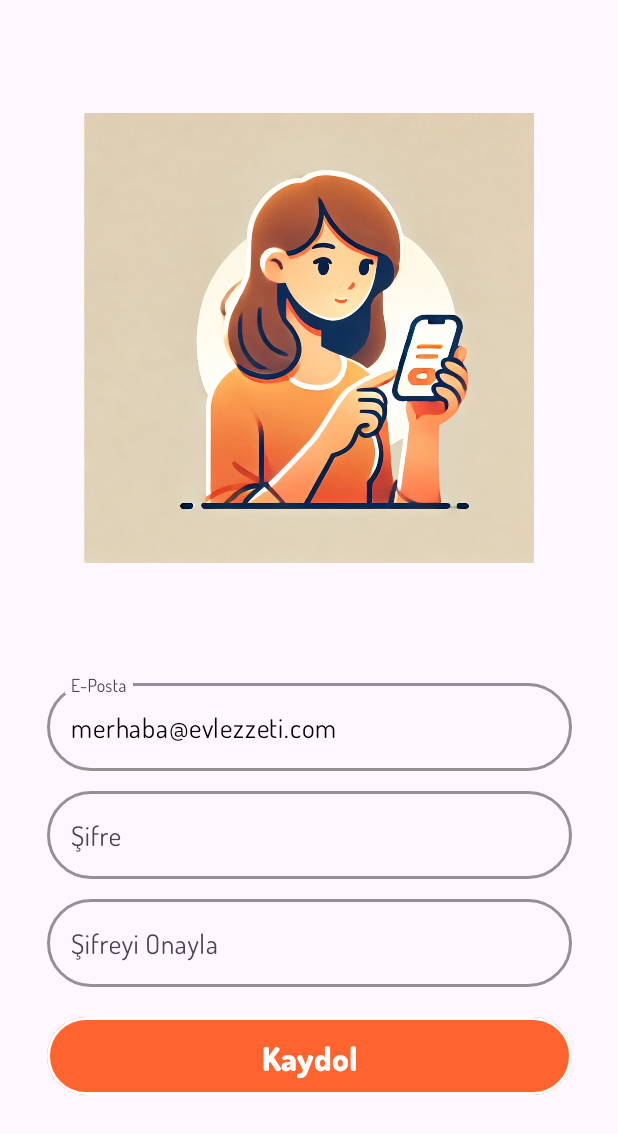
After one commit to MustafaUmutIdam/EvLezzeti, an Android app: the EPostaKaydolFragment screen opened through its navigation route, on a phone screen of 412 x 824 dp. The commit adds this screen. Shown: the top 1134 px of the screen. Run offline under Robolectric (Android 15) with nearby library versions, the phone set to English and light mode, and no system bars; our stand-ins replace Dagger/Hilt's generated code, Firebase (no records; nobody signed in at launch, a user with empty details on screens opened directly).

Commit message:
Firestore icin ePostaAuth. baglantısı ve arayüzü tamamlandı.

```diff
--- a/app/build.gradle.kts
+++ b/app/build.gradle.kts
@@ -68,6 +68,8 @@ dependencies {
     kapt(libs.dagger.hilt.android.compiler)
     implementation(platform("com.google.firebase:firebase-bom:33.10.0"))
     implementation("com.google.firebase:firebase-firestore:25.1.1")
+    implementation ("com.google.firebase:firebase-auth-ktx:22.3.1")
+    implementation(platform("com.google.firebase:firebase-bom:33.10.0"))
 
 }
 kapt {
--- a/app/src/main/AndroidManifest.xml
+++ b/app/src/main/AndroidManifest.xml
@@ -15,11 +15,12 @@
         tools:targetApi="31">
         <activity
             android:name=".BottomNavActivity"
-            android:exported="false" />
+            android:exported="false"
+            android:windowSoftInputMode="adjustPan"/>
         <activity
             android:name=".MainActivity"
             android:exported="true"
-            android:windowSoftInputMode="adjustResize">
+            android:windowSoftInputMode="adjustPan">
             <intent-filter>
                 <action android:name="android.intent.action.MAIN" />
 
--- a/app/src/main/java/com/example/evlezzeti/ui/fragment/girissayfasi/GirisYapFragment.kt
+++ b/app/src/main/java/com/example/evlezzeti/ui/fragment/girissayfasi/GirisYapFragment.kt
@@ -55,6 +55,11 @@ class GirisYapFragment : Fragment() {
             }
         }
 
+        // EPostaKaydol gecis
+        binding.ePostaKaydolButton.setOnClickListener{
+            Navigation.findNavController(it).navigate(R.id.girisYapToEPostaKaydol)
+        }
+
         return binding.root
     }
 
--- /dev/null
+++ b/app/src/main/res/layout/fragment_e_posta_kaydol.xml
@@ -0,0 +1,95 @@
+<?xml version="1.0" encoding="utf-8"?>
+<androidx.constraintlayout.widget.ConstraintLayout xmlns:android="http://schemas.android.com/apk/res/android"
+    xmlns:app="http://schemas.android.com/apk/res-auto"
+    xmlns:tools="http://schemas.android.com/tools"
+    android:layout_width="match_parent"
+    android:layout_height="match_parent"
+    android:fitsSystemWindows="true"
+    tools:context=".ui.fragment.girissayfasi.EPostaKaydolFragment">
+
+
+    <com.google.android.material.textfield.TextInputLayout
+        android:id="@+id/ePostaInputLayout"
+        style="@style/TextInputStyle"
+        app:layout_constraintEnd_toEndOf="parent"
+        app:layout_constraintStart_toStartOf="parent"
+        app:layout_constraintTop_toBottomOf="@+id/imageView3">
+
+        <com.google.android.material.textfield.TextInputEditText
+            android:id="@+id/ePostaEditText"
+            style="@style/KucukTextStyle"
+            android:layout_width="match_parent"
+            android:layout_height="wrap_content"
+            android:hint="E-Posta"
+            android:text="merhaba@evlezzeti.com"
+            android:textAlignment="viewStart" />
+    </com.google.android.material.textfield.TextInputLayout>
+
+
+    <ImageView
+        android:id="@+id/imageView3"
+        android:layout_width="300dp"
+        android:layout_height="450dp"
+        android:src="@drawable/eposta_giris_resim"
+        app:layout_constraintEnd_toEndOf="parent"
+        app:layout_constraintStart_toStartOf="parent"
+        app:layout_constraintTop_toTopOf="parent" />
+
+    <com.google.android.material.textfield.TextInputLayout
+        android:id="@+id/sifreInputLayout"
+        style="@style/TextInputStyle"
+        android:layout_marginTop="8dp"
+        app:layout_constraintEnd_toEndOf="parent"
+        app:layout_constraintStart_toStartOf="parent"
+        app:layout_constraintTop_toBottomOf="@+id/ePostaInputLayout">
+
+        <EditText
+            android:id="@+id/sifreEditText"
+            style="@style/KucukTextStyle"
+            android:layout_width="match_parent"
+            android:layout_height="match_parent"
+            android:layout_weight="300"
+            android:ems="10"
+            android:hint="Şifre"
+            android:inputType="textPassword"
+            android:textAlignment="viewStart"
+            android:visibility="visible" />
+    </com.google.android.material.textfield.TextInputLayout>
+
+    <com.google.android.material.textfield.TextInputLayout
+        android:id="@+id/sifreTekrarInputLayout"
+        style="@style/TextInputStyle"
+        android:layout_marginTop="8dp"
+        app:layout_constraintEnd_toEndOf="parent"
+        app:layout_constraintStart_toStartOf="parent"
+        app:layout_constraintTop_toBottomOf="@+id/sifreInputLayout">
+
+        <EditText
+            android:id="@+id/sifreTekrarEditText"
+            style="@style/KucukTextStyle"
+            android:layout_width="match_parent"
+            android:layout_height="match_parent"
+            android:layout_weight="300"
+            android:ems="10"
+            android:hint="Şifreyi Onayla"
+            android:inputType="textPassword"
+            android:textAlignment="viewStart"
+            android:visibility="visible" />
+    </com.google.android.material.textfield.TextInputLayout>
+
+    <com.google.android.material.button.MaterialButton
+        android:id="@+id/kaydolButton"
+        style="@style/ButtonStyle"
+        android:layout_marginTop="16dp"
+        android:height="50dp"
+        android:text="Kaydol"
+        app:layout_constraintEnd_toEndOf="parent"
+        app:layout_constraintHorizontal_bias="0.5"
+        app:layout_constraintStart_toStartOf="parent"
+        app:layout_constraintTop_toBottomOf="@+id/sifreTekrarInputLayout"
+        app:strokeColor="@color/white"
+        app:strokeWidth="2dp" />
+
+
+
+</androidx.constraintlayout.widget.ConstraintLayout>
--- a/app/src/main/res/navigation/main_activity_nav.xml
+++ b/app/src/main/res/navigation/main_activity_nav.xml
@@ -13,6 +13,9 @@
         <action
             android:id="@+id/girisYapToBottomNav"
             app:destination="@id/bottom_nav" />
+        <action
+            android:id="@+id/girisYapToEPostaKaydol"
+            app:destination="@id/EPostaKaydolFragment" />
     </fragment>
     <include app:graph="@navigation/bottom_nav" />
     <fragment
@@ -51,4 +54,9 @@
             android:id="@+id/onBoard1Gecis"
             app:destination="@id/onBoard1Fragment" />
     </fragment>
+    <fragment
+        android:id="@+id/EPostaKaydolFragment"
+        android:name="com.example.evlezzeti.ui.fragment.girissayfasi.EPostaKaydolFragment"
+        android:label="fragment_e_posta_kaydol"
+        tools:layout="@layout/fragment_e_posta_kaydol" />
 </navigation>
--- a/app/src/main/res/values/strings.xml
+++ b/app/src/main/res/values/strings.xml
@@ -9,9 +9,8 @@
     <string name="giris_sayfasi_hosgeldiniz">Ev Lezzeti\'ne Hoşgeldiniz!!!</string>
     <string name="giris_sayfasi_giris_yap">Hesabınız varsa aşağıdaki seçenekleri kullanarak giriş yapabilirsiniz!</string>
     <string name="giris_sayfasi_hesap_olustur">Hesabın yoksa buradan kaydolabilirsin!</string>
-    <string name="giris_sayfasi_google_kaydol_button">Google ile bağlan</string>
-    <string name="giris_sayfasi_ePosta_kaydol_button">E-Posta ile kaydol</string>
-
+    <string name="giris_sayfasi_google_kaydol_button">Google ile Bağlan</string>
+    <string name="giris_sayfasi_ePosta_kaydol_button">E-Posta ile Kaydol</string>
 
 
     <string name="prompt_email">Email</string>
```
Also changed, not shown: app/src/main/java/com/example/evlezzeti/ui/fragment/girissayfasi/EPostaKaydolFragment.kt (added, +79 -0 lines), app/src/main/res/drawable/eposta_giris_resim.webp (added).
